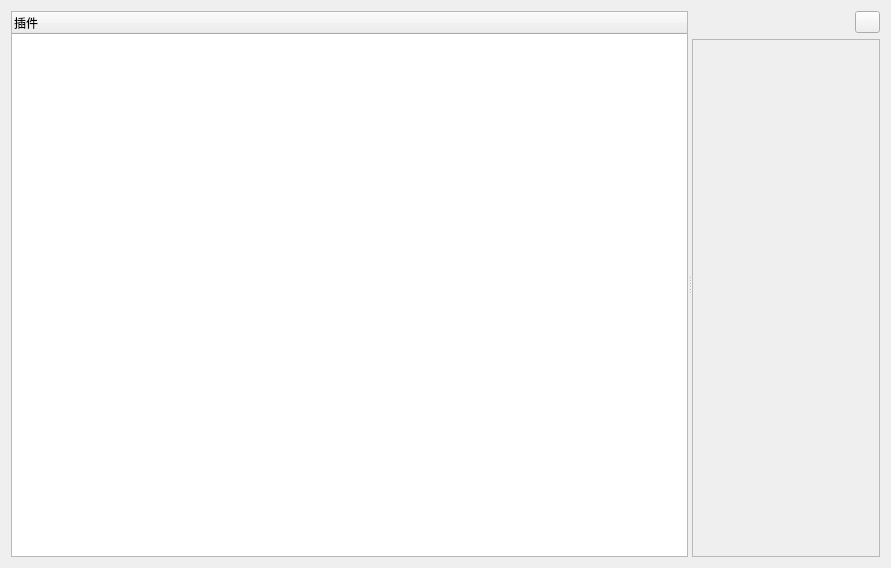
Above: Tools/ui/center.ui from abjzk/qtCPlusPlus_deepseek_Plugin before the change. Below: the same form after it.
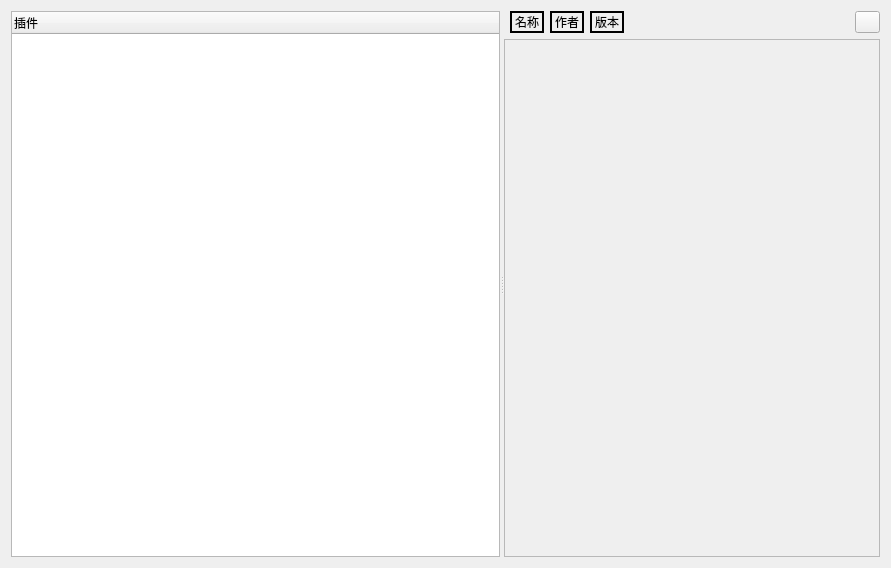
That is the form after the change. Icons and pictures are not drawn.

```diff
--- a/Tools/ui/center.ui
+++ b/Tools/ui/center.ui
@@ -40,20 +40,20 @@
        <property name="bottomMargin">
         <number>0</number>
        </property>
-       <item row="0" column="0">
-        <spacer name="horizontalSpacer">
-         <property name="orientation">
-          <enum>Qt::Orientation::Horizontal</enum>
-         </property>
-         <property name="sizeHint" stdset="0">
-          <size>
-           <width>40</width>
-           <height>20</height>
-          </size>
-         </property>
-        </spacer>
-       </item>
        <item row="0" column="1">
+        <widget class="QLabel" name="nameLabel">
+         <property name="toolTip">
+          <string>插件名称</string>
+         </property>
+         <property name="frameShape">
+          <enum>QFrame::Shape::WinPanel</enum>
+         </property>
+         <property name="text">
+          <string>名称</string>
+         </property>
+        </widget>
+       </item>
+       <item row="0" column="5">
         <widget class="QPushButton" name="pushButton">
          <property name="maximumSize">
           <size>
@@ -70,7 +70,7 @@
          </property>
         </widget>
        </item>
-       <item row="1" column="0" colspan="2">
+       <item row="1" column="0" colspan="6">
         <widget class="QScrollArea" name="scrollArea">
          <property name="widgetResizable">
           <bool>true</bool>
@@ -80,13 +80,49 @@
            <rect>
             <x>0</x>
             <y>0</y>
-            <width>460</width>
+            <width>341</width>
             <height>518</height>
            </rect>
           </property>
          </widget>
         </widget>
        </item>
+       <item row="0" column="2">
+        <widget class="QLabel" name="authorlabel">
+         <property name="toolTip">
+          <string>插件作者</string>
+         </property>
+         <property name="frameShape">
+          <enum>QFrame::Shape::WinPanel</enum>
+         </property>
+         <property name="text">
+          <string>作者</string>
+         </property>
+        </widget>
+       </item>
+       <item row="0" column="4">
+        <spacer name="horizontalSpacer_3">
+         <property name="orientation">
+          <enum>Qt::Orientation::Horizontal</enum>
+         </property>
+         <property name="sizeHint" stdset="0">
+          <size>
+           <width>40</width>
+           <height>20</height>
+          </size>
+         </property>
+        </spacer>
+       </item>
+       <item row="0" column="3">
+        <widget class="QLabel" name="versionlabel">
+         <property name="frameShape">
+          <enum>QFrame::Shape::WinPanel</enum>
+         </property>
+         <property name="text">
+          <string>版本</string>
+         </property>
+        </widget>
+       </item>
       </layout>
      </widget>
     </widget>
```
Left out of the diff: 6 changed lines with no effect on the pictures.
